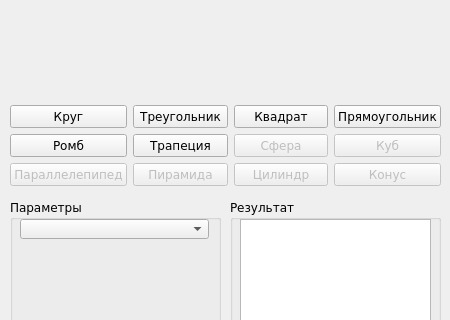
This is main_gui.ui in visor517/geometric_calculator as Qt 5 draws it before an edit; both pictures show x 0 to 450 and y 181 to 501 of the 450 by 670 pixel window. The edited form follows.
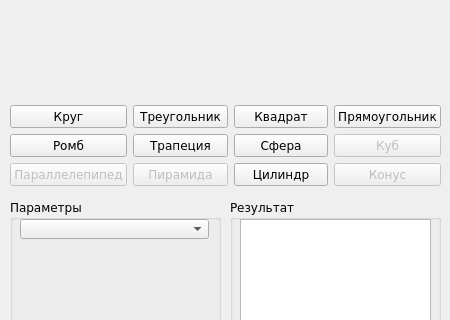
This is the edited form.

```diff
--- a/main_gui.ui
+++ b/main_gui.ui
@@ -130,7 +130,7 @@
      <item row="1" column="2">
       <widget class="QPushButton" name="sphereButton">
        <property name="enabled">
-        <bool>false</bool>
+        <bool>true</bool>
        </property>
        <property name="text">
         <string>Сфера</string>
@@ -167,7 +167,7 @@
      <item row="2" column="2">
       <widget class="QPushButton" name="cylinderButton">
        <property name="enabled">
-        <bool>false</bool>
+        <bool>true</bool>
        </property>
        <property name="text">
         <string>Цилиндр</string>
```
